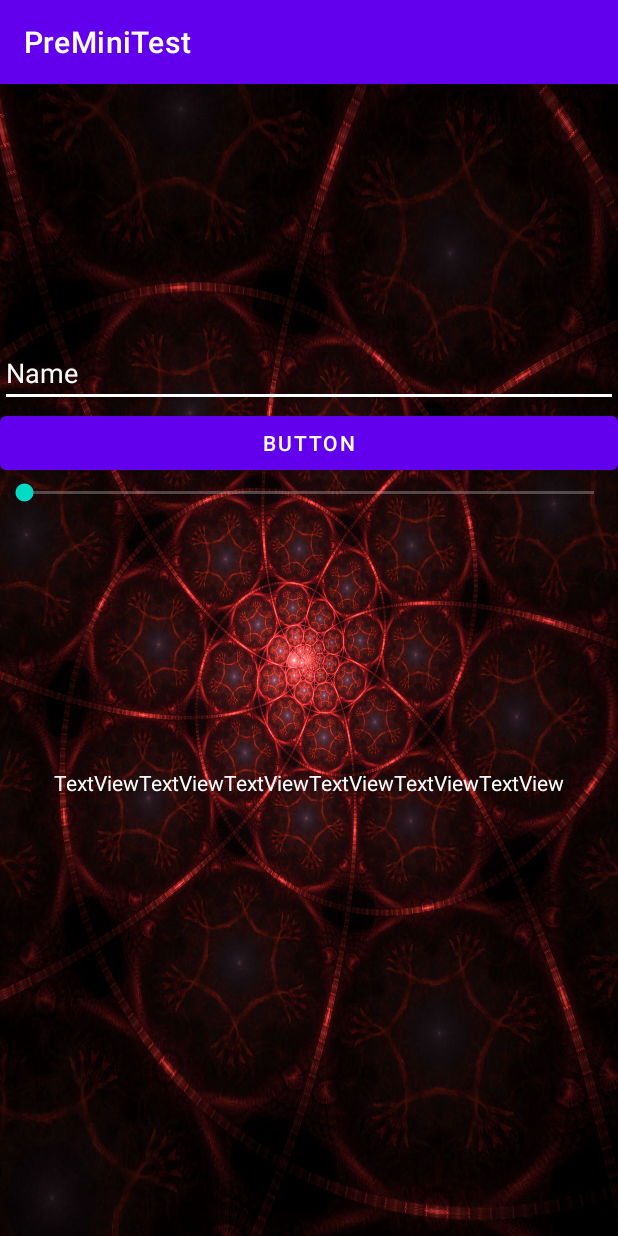
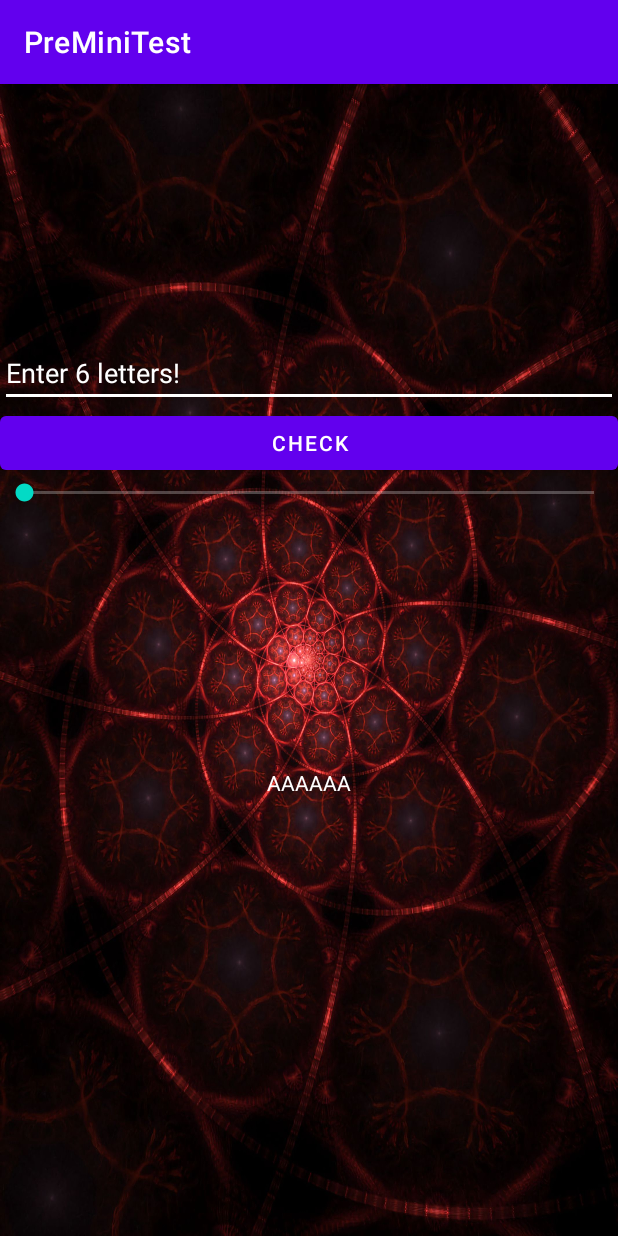
Before and after one commit to Shahafbnn/PreMiniTest, an Android app: the screen it shows after launch (MainActivity), on a phone screen of 412 x 824 dp. Run offline under Robolectric (Android 15) with nearby library versions, the phone set to English and light mode, and no system bars.

```diff
--- a/app/build.gradle
+++ b/app/build.gradle
@@ -8,7 +8,7 @@ android {
 
     defaultConfig {
         applicationId "com.example.preminitest"
-        minSdk 33
+        minSdk 26
         targetSdk 33
         versionCode 1
         versionName "1.0"
--- a/app/src/main/java/com/example/preminitest/MainActivity.java
+++ b/app/src/main/java/com/example/preminitest/MainActivity.java
@@ -1,14 +1,107 @@
 package com.example.preminitest;
+
+import android.os.Bundle;
+import android.text.Editable;
+import android.text.TextWatcher;
+import android.util.Log;
+import android.view.View;
+import android.widget.Button;
+import android.widget.EditText;
+import android.widget.SeekBar;
+import android.widget.TextView;
 
 import androidx.appcompat.app.AppCompatActivity;
 
-import android.os.Bundle;
+import java.util.Arrays;
 
-public class MainActivity extends AppCompatActivity {
+public class MainActivity extends AppCompatActivity implements TextWatcher, SeekBar.OnSeekBarChangeListener {
+    private EditText etInput;
+    private Button btnSplit;
+    private SeekBar skSize;
+    private TextView[] tvLetters;
+    private String inputted;
+
 
     @Override
     protected void onCreate(Bundle savedInstanceState) {
         super.onCreate(savedInstanceState);
         setContentView(R.layout.activity_main);
+
+        etInput = findViewById(R.id.etInput);
+        btnSplit = findViewById(R.id.btnSplit);
+        skSize = findViewById(R.id.skSize);
+
+        skSize.setMin(1);
+        skSize.setMax(60);
+
+        skSize.setOnSeekBarChangeListener(this);
+
+        etInput.addTextChangedListener(this);
+        inputted = "";
+
+        tvLetters = new TextView[6];
+
+        int resID;
+        for(int i = 0; i < 6; i++){
+            resID = getResources().getIdentifier("textView" + (i + 1) , "id", getPackageName());
+            tvLetters[i] = findViewById(resID);
+        }
+
+        View.OnClickListener lis = new View.OnClickListener() {
+            @Override
+            public void onClick(View v) {
+                if(inputted == null) return;
+                int i;
+                char[] inputtedArray = inputted.toCharArray();
+                int min = Math.min(6, inputted.length());
+                for(i = 0; i < min; i++){
+                    if(tvLetters[i] != null) tvLetters[i].setText("" + inputtedArray[i]);
+                }
+                for(; i < 6; i++){
+                    if(tvLetters[i] != null) tvLetters[i].setText("");
+                }
+            }
+        };
+        btnSplit.setOnClickListener(lis);
+
+
+    }
+
+
+
+    @Override
+    public void beforeTextChanged(CharSequence s, int start, int count, int after) {
+
+    }
+
+    @Override
+    public void onTextChanged(CharSequence s, int start, int before, int count) {
+
+    }
+
+    @Override
+    public void afterTextChanged(Editable s) {
+        if(s.toString().equals("")) return;
+        inputted = s.toString();
+
+    }
+
+    @Override
+    public void onProgressChanged(SeekBar seekBar, int progress, boolean fromUser) {
+        Log.v("onProgressChanged", "tvLetters: " + Arrays.toString(tvLetters));
+
+        for(int i = 0; i < 6; i++){
+            Log.v("onProgressChanged", "progress: " + progress);
+            if(tvLetters[i] != null) tvLetters[i].setTextSize(progress);
+        }
+    }
+
+    @Override
+    public void onStartTrackingTouch(SeekBar seekBar) {
+
+    }
+
+    @Override
+    public void onStopTrackingTouch(SeekBar seekBar) {
     }
 }
--- a/app/src/main/res/layout/activity_main.xml
+++ b/app/src/main/res/layout/activity_main.xml
@@ -5,14 +5,6 @@
     android:layout_width="match_parent"
     android:layout_height="match_parent"
     tools:context=".MainActivity">
-
-    <ImageView
-        android:id="@+id/imageView3"
-        android:layout_width="139dp"
-        android:layout_height="275dp"
-        android:src="@drawable/logo_dragon"
-        tools:layout_editor_absoluteX="256dp"
-        tools:layout_editor_absoluteY="-112dp" />
 
     <ImageView
         android:id="@+id/ivBackground"
@@ -33,9 +25,10 @@
         android:backgroundTint="#FFFFFF"
         android:ems="10"
         android:inputType="textPersonName"
-        android:text="Name"
+        android:text="Enter 6 letters!"
         android:textColor="#FFFFFF"
         app:layout_constraintEnd_toEndOf="parent"
+        app:layout_constraintHorizontal_bias="0.0"
         app:layout_constraintStart_toStartOf="parent"
         app:layout_constraintTop_toTopOf="@+id/guideline2" />
 
@@ -43,7 +36,7 @@
         android:id="@+id/btnSplit"
         android:layout_width="0dp"
         android:layout_height="wrap_content"
-        android:text="Button"
+        android:text="Check"
         app:layout_constraintEnd_toEndOf="parent"
         app:layout_constraintStart_toStartOf="parent"
         app:layout_constraintTop_toBottomOf="@+id/etInput" />
@@ -62,11 +55,11 @@
         app:layout_constraintTop_toBottomOf="@+id/btnSplit" />
 
     <TextView
-        android:id="@+id/textView"
+        android:id="@+id/textView1"
         android:layout_width="wrap_content"
         android:layout_height="wrap_content"
         android:backgroundTint="#FFFFFF"
-        android:text="TextView"
+        android:text="A"
         android:textColor="#FFFFFF"
         app:layout_constraintEnd_toStartOf="@+id/textView2"
         app:layout_constraintHorizontal_bias="0.5"
@@ -79,21 +72,21 @@
         android:layout_width="wrap_content"
         android:layout_height="wrap_content"
         android:backgroundTint="#FFFFFF"
-        android:text="TextView"
+        android:text="A"
         android:textColor="#FFFFFF"
 
-        app:layout_constraintBottom_toBottomOf="@+id/textView"
+        app:layout_constraintBottom_toBottomOf="@+id/textView1"
         app:layout_constraintEnd_toStartOf="@+id/textView3"
         app:layout_constraintHorizontal_bias="0.5"
-        app:layout_constraintStart_toEndOf="@+id/textView"
-        app:layout_constraintTop_toTopOf="@+id/textView" />
+        app:layout_constraintStart_toEndOf="@+id/textView1"
+        app:layout_constraintTop_toTopOf="@+id/textView1" />
 
     <TextView
         android:id="@+id/textView3"
         android:layout_width="wrap_content"
         android:layout_height="wrap_content"
         android:backgroundTint="#FFFFFF"
-        android:text="TextView"
+        android:text="A"
         android:textColor="#FFFFFF"
 
         app:layout_constraintBottom_toBottomOf="@+id/textView2"
@@ -107,7 +100,7 @@
         android:layout_width="wrap_content"
         android:layout_height="wrap_content"
         android:backgroundTint="#FFFFFF"
-        android:text="TextView"
+        android:text="A"
         android:textColor="#FFFFFF"
 
         app:layout_constraintBottom_toBottomOf="@+id/textView3"
@@ -121,7 +114,7 @@
         android:layout_width="wrap_content"
         android:layout_height="wrap_content"
         android:backgroundTint="#FFFFFF"
-        android:text="TextView"
+        android:text="A"
         android:textColor="#FFFFFF"
         app:layout_constraintBottom_toBottomOf="@+id/textView4"
         app:layout_constraintEnd_toStartOf="@+id/textView6"
@@ -134,7 +127,7 @@
         android:layout_width="wrap_content"
         android:layout_height="wrap_content"
         android:backgroundTint="#FFFFFF"
-        android:text="TextView"
+        android:text="A"
         android:textColor="#FFFFFF"
 
         app:layout_constraintBottom_toBottomOf="@+id/textView5"
--- a/build.gradle
+++ b/build.gradle
@@ -1,5 +1,5 @@
 // Top-level build file where you can add configuration options common to all sub-projects/modules.
 plugins {
-    id 'com.android.application' version '7.4.0' apply false
-    id 'com.android.library' version '7.4.0' apply false
+    id 'com.android.application' version '7.4.1' apply false
+    id 'com.android.library' version '7.4.1' apply false
 }
```
